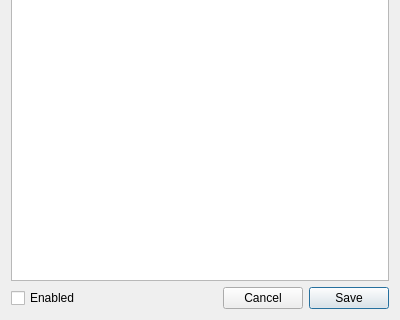
Before: the Qt Designer form interface/sensordialog.ui in Kuszki/AVR-Monitor, drawn with Qt 5; both pictures show x 0 to 400 and y 230 to 550 of the 400 by 550 pixel window.
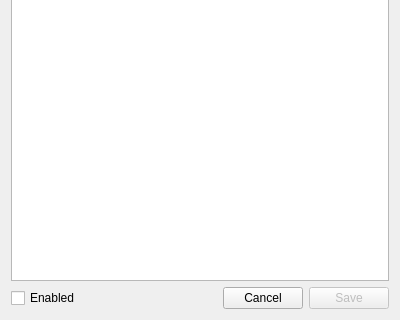
After: the same form once the commit is applied. Icons and pictures are not drawn. Custom widgets are drawn as their Qt base class.

```diff
--- a/interface/sensordialog.ui
+++ b/interface/sensordialog.ui
@@ -103,6 +103,9 @@
      </item>
      <item>
       <widget class="QPushButton" name="saveButton">
+       <property name="enabled">
+        <bool>false</bool>
+       </property>
        <property name="text">
         <string>Save</string>
        </property>
```
Left out of the diff: 35 changed lines with no effect on the pictures.
